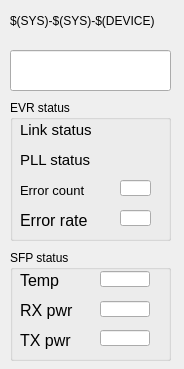
Qt form evrMrmApp/opi/EVR/G_EVR-health.ui (paulscherrerinstitute/mrfioc2) before a commit.
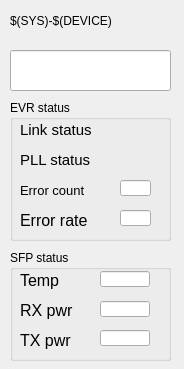
The same form after that commit. Custom widgets are drawn as their Qt base class.

Commit message: Fixed SYS macro in EVR health GUI

```diff
--- a/evrMrmApp/opi/EVR/G_EVR-health.ui
+++ b/evrMrmApp/opi/EVR/G_EVR-health.ui
@@ -392,7 +392,7 @@
     </rect>
    </property>
    <property name="text">
-    <string>$(SYS)-$(SYS)-$(DEVICE)</string>
+    <string>$(SYS)-$(DEVICE)</string>
    </property>
   </widget>
  </widget>
```
Left out of the diff: 16 changed lines with no effect on the pictures.
